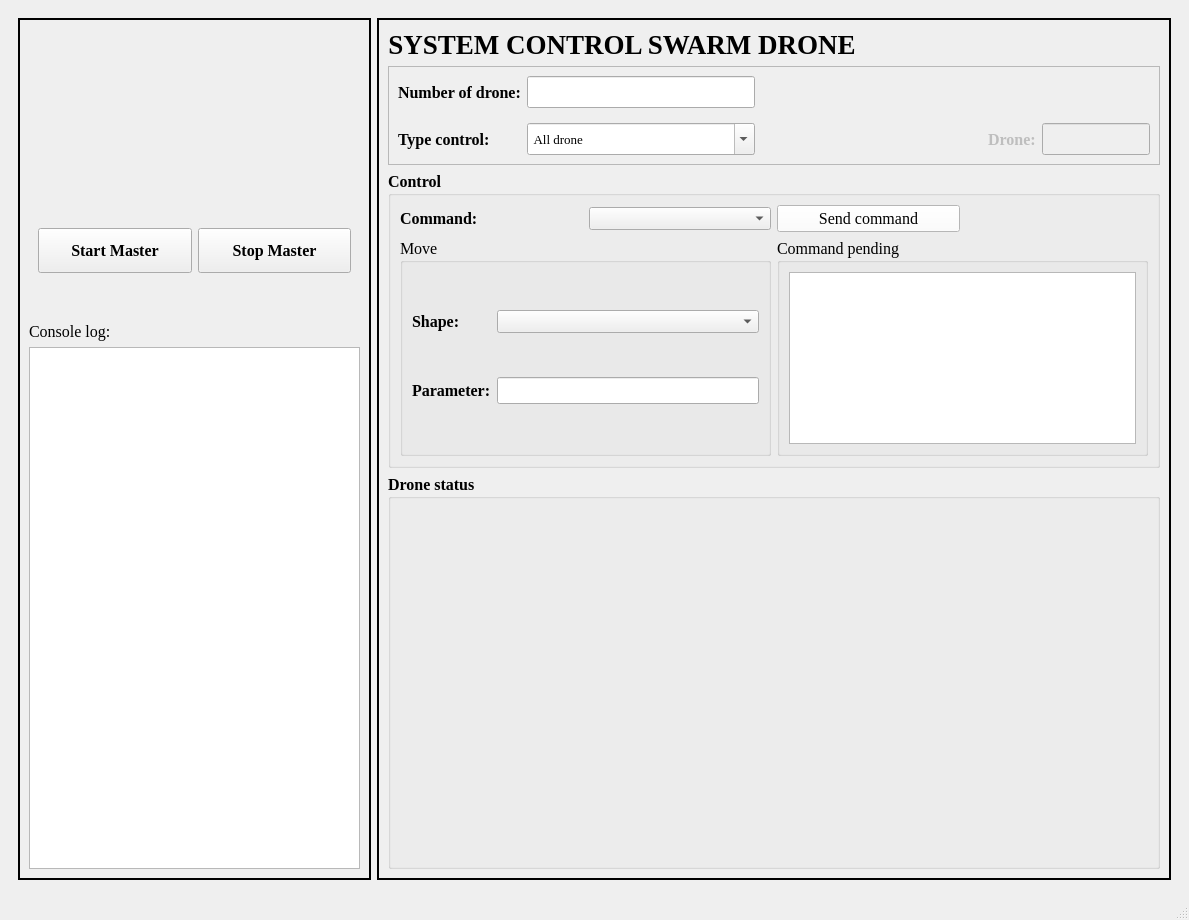
First picture: the form in MQTT/Tryout_MQTT5/systemControlDrone.ui, repository cuongcodeF4/Swarm_quadcopter-, before the edit.
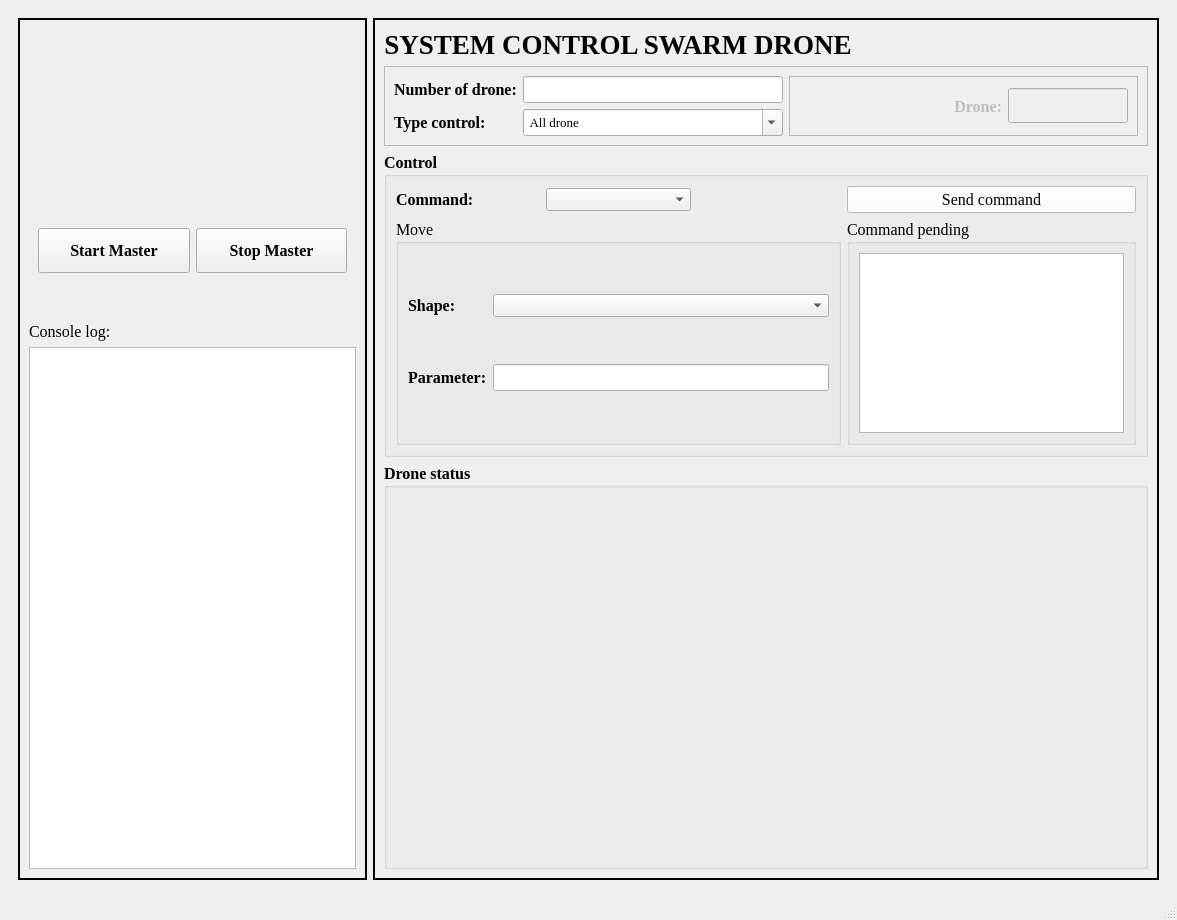
Second picture: the form after the edit. Icons and pictures are not drawn.

```diff
--- a/MQTT/Tryout_MQTT5/systemControlDrone.ui
+++ b/MQTT/Tryout_MQTT5/systemControlDrone.ui
@@ -6,7 +6,7 @@
    <rect>
     <x>0</x>
     <y>0</y>
-    <width>1189</width>
+    <width>1177</width>
     <height>920</height>
    </rect>
   </property>
@@ -380,6 +380,9 @@
               <height>0</height>
              </size>
             </property>
+            <property name="lineWrapMode">
+             <enum>QTextEdit::NoWrap</enum>
+            </property>
            </widget>
           </item>
          </layout>
@@ -402,7 +405,7 @@
          <property name="frameShadow">
           <enum>QFrame::Plain</enum>
          </property>
-         <layout class="QVBoxLayout" name="verticalLayout_2" stretch="0,1,3,4">
+         <layout class="QVBoxLayout" name="verticalLayout_2" stretch="0,0,3,4">
           <item>
            <widget class="QLabel" name="Title">
             <property name="sizePolicy">
@@ -462,10 +465,53 @@
             <property name="frameShadow">
              <enum>QFrame::Raised</enum>
             </property>
-            <layout class="QGridLayout" name="gridLayout" columnstretch="0,0,1,0,0,0">
-             <property name="verticalSpacing">
-              <number>15</number>
-             </property>
+            <layout class="QGridLayout" name="gridLayout">
+             <item row="0" column="1">
+              <widget class="QLineEdit" name="nrbOfDroneLineEdit">
+               <property name="sizePolicy">
+                <sizepolicy hsizetype="MinimumExpanding" vsizetype="MinimumExpanding">
+                 <horstretch>1</horstretch>
+                 <verstretch>1</verstretch>
+                </sizepolicy>
+               </property>
+               <property name="maximumSize">
+                <size>
+                 <width>260</width>
+                 <height>35</height>
+                </size>
+               </property>
+              </widget>
+             </item>
+             <item row="1" column="0">
+              <widget class="QLabel" name="typeControl">
+               <property name="font">
+                <font>
+                 <family>Times New Roman</family>
+                 <pointsize>12</pointsize>
+                 <weight>75</weight>
+                 <bold>true</bold>
+                </font>
+               </property>
+               <property name="text">
+                <string>Type control:</string>
+               </property>
+              </widget>
+             </item>
+             <item row="0" column="0">
+              <widget class="QLabel" name="nbrDrone">
+               <property name="font">
+                <font>
+                 <family>Times New Roman</family>
+                 <pointsize>12</pointsize>
+                 <weight>75</weight>
+                 <bold>true</bold>
+                </font>
+               </property>
+               <property name="text">
+                <string>Number of drone:</string>
+               </property>
+              </widget>
+             </item>
              <item row="1" column="1">
               <widget class="QComboBox" name="typeControlComboBox">
                <property name="sizePolicy">
@@ -494,23 +540,16 @@
                </property>
               </widget>
              </item>
-             <item row="0" column="1">
-              <widget class="QLineEdit" name="nrbOfDroneLineEdit">
-               <property name="sizePolicy">
-                <sizepolicy hsizetype="MinimumExpanding" vsizetype="MinimumExpanding">
-                 <horstretch>1</horstretch>
-                 <verstretch>1</verstretch>
-                </sizepolicy>
+             <item row="0" column="2" rowspan="2">
+              <widget class="QFrame" name="frame_4">
+               <property name="frameShape">
+                <enum>QFrame::StyledPanel</enum>
                </property>
-               <property name="maximumSize">
-                <size>
-                 <width>260</width>
-                 <height>35</height>
-                </size>
+               <property name="frameShadow">
+                <enum>QFrame::Raised</enum>
                </property>
-              </widget>
-             </item>
-             <item row="1" column="4">
+               <layout class="QHBoxLayout" name="horizontalLayout_5">
+                <item>
               <widget class="QLabel" name="Drone">
                <property name="enabled">
                 <bool>false</bool>
@@ -523,50 +562,26 @@
                  <bold>true</bold>
                 </font>
                </property>
+                  <property name="layoutDirection">
+                   <enum>Qt::RightToLeft</enum>
+                  </property>
                <property name="text">
                 <string>Drone:</string>
                </property>
-              </widget>
-             </item>
-             <item row="0" column="0">
-              <widget class="QLabel" name="nbrDrone">
-               <property name="font">
-                <font>
-                 <family>Times New Roman</family>
-                 <pointsize>12</pointsize>
-                 <weight>75</weight>
-                 <bold>true</bold>
-                </font>
-               </property>
-               <property name="text">
-                <string>Number of drone:</string>
-               </property>
-              </widget>
-             </item>
-             <item row="1" column="0">
-              <widget class="QLabel" name="typeControl">
-               <property name="font">
-                <font>
-                 <family>Times New Roman</family>
-                 <pointsize>12</pointsize>
-                 <weight>75</weight>
-                 <bold>true</bold>
-                </font>
-               </property>
-               <property name="text">
-                <string>Type control:</string>
-               </property>
-              </widget>
-             </item>
-             <item row="1" column="5">
+                  <property name="alignment">
+                   <set>Qt::AlignRight|Qt::AlignTrailing|Qt::AlignVCenter</set>
+                  </property>
+                 </widget>
+                </item>
+                <item>
               <widget class="QLineEdit" name="droneNrmControlLineEdit">
                <property name="enabled">
                 <bool>false</bool>
                </property>
                <property name="sizePolicy">
-                <sizepolicy hsizetype="Expanding" vsizetype="Expanding">
-                 <horstretch>0</horstretch>
-                 <verstretch>0</verstretch>
+                   <sizepolicy hsizetype="MinimumExpanding" vsizetype="MinimumExpanding">
+                    <horstretch>1</horstretch>
+                    <verstretch>1</verstretch>
                 </sizepolicy>
                </property>
                <property name="maximumSize">
@@ -575,6 +590,9 @@
                  <height>35</height>
                 </size>
                </property>
+                 </widget>
+                </item>
+               </layout>
               </widget>
              </item>
             </layout>
@@ -621,7 +639,85 @@
                </property>
               </widget>
              </item>
-             <item row="1" column="6" rowspan="3" colspan="2">
+             <item row="1" column="0" rowspan="3" colspan="3">
+              <widget class="QGroupBox" name="groupBoxMove">
+               <property name="sizePolicy">
+                <sizepolicy hsizetype="MinimumExpanding" vsizetype="MinimumExpanding">
+                 <horstretch>1</horstretch>
+                 <verstretch>1</verstretch>
+                </sizepolicy>
+               </property>
+               <property name="minimumSize">
+                <size>
+                 <width>180</width>
+                 <height>60</height>
+                </size>
+               </property>
+               <property name="font">
+                <font>
+                 <family>Times New Roman</family>
+                 <pointsize>12</pointsize>
+                 <weight>50</weight>
+                 <bold>false</bold>
+                </font>
+               </property>
+               <property name="title">
+                <string>Move</string>
+               </property>
+               <layout class="QGridLayout" name="gridLayout_3">
+                <item row="1" column="0">
+                 <widget class="QLabel" name="para">
+                  <property name="enabled">
+                   <bool>true</bool>
+                  </property>
+                  <property name="font">
+                   <font>
+                    <family>Times New Roman</family>
+                    <pointsize>12</pointsize>
+                    <weight>75</weight>
+                    <bold>true</bold>
+                   </font>
+                  </property>
+                  <property name="text">
+                   <string>Parameter:</string>
+                  </property>
+                 </widget>
+                </item>
+                <item row="1" column="1">
+                 <widget class="QLineEdit" name="paraLineEdit">
+                  <property name="enabled">
+                   <bool>true</bool>
+                  </property>
+                 </widget>
+                </item>
+                <item row="0" column="0">
+                 <widget class="QLabel" name="shape">
+                  <property name="font">
+                   <font>
+                    <family>Times New Roman</family>
+                    <pointsize>12</pointsize>
+                    <weight>75</weight>
+                    <bold>true</bold>
+                   </font>
+                  </property>
+                  <property name="text">
+                   <string>Shape:</string>
+                  </property>
+                 </widget>
+                </item>
+                <item row="0" column="1">
+                 <widget class="QComboBox" name="shapeComboBox">
+                  <property name="font">
+                   <font>
+                    <pointsize>10</pointsize>
+                   </font>
+                  </property>
+                 </widget>
+                </item>
+               </layout>
+              </widget>
+             </item>
+             <item row="1" column="7" rowspan="3" colspan="2">
               <widget class="QGroupBox" name="groupBoxCommandPending">
                <property name="sizePolicy">
                 <sizepolicy hsizetype="MinimumExpanding" vsizetype="Expanding">
@@ -666,7 +762,18 @@
                </layout>
               </widget>
              </item>
-             <item row="0" column="6">
+             <item row="0" column="1">
+              <widget class="QComboBox" name="commandComboBox">
+               <property name="font">
+                <font>
+                 <pointsize>10</pointsize>
+                 <weight>50</weight>
+                 <bold>false</bold>
+                </font>
+               </property>
+              </widget>
+             </item>
+             <item row="0" column="7" colspan="2">
               <widget class="QPushButton" name="bntSendCommand">
                <property name="sizePolicy">
                 <sizepolicy hsizetype="MinimumExpanding" vsizetype="Fixed">
@@ -1114,95 +1221,6 @@
                </property>
               </widget>
              </item>
-             <item row="0" column="1">
-              <widget class="QComboBox" name="commandComboBox">
-               <property name="font">
-                <font>
-                 <pointsize>10</pointsize>
-                 <weight>50</weight>
-                 <bold>false</bold>
-                </font>
-               </property>
-              </widget>
-             </item>
-             <item row="1" column="0" rowspan="3" colspan="2">
-              <widget class="QGroupBox" name="groupBoxMove">
-               <property name="sizePolicy">
-                <sizepolicy hsizetype="MinimumExpanding" vsizetype="MinimumExpanding">
-                 <horstretch>1</horstretch>
-                 <verstretch>1</verstretch>
-                </sizepolicy>
-               </property>
-               <property name="minimumSize">
-                <size>
-                 <width>180</width>
-                 <height>60</height>
-                </size>
-               </property>
-               <property name="font">
-                <font>
-                 <family>Times New Roman</family>
-                 <pointsize>12</pointsize>
-                 <weight>50</weight>
-                 <bold>false</bold>
-                </font>
-               </property>
-               <property name="title">
-                <string>Move</string>
-               </property>
-               <layout class="QGridLayout" name="gridLayout_3">
-                <item row="1" column="0">
-                 <widget class="QLabel" name="para">
-                  <property name="enabled">
-                   <bool>true</bool>
-                  </property>
-                  <property name="font">
-                   <font>
-                    <family>Times New Roman</family>
-                    <pointsize>12</pointsize>
-                    <weight>75</weight>
-                    <bold>true</bold>
-                   </font>
-                  </property>
-                  <property name="text">
-                   <string>Parameter:</string>
-                  </property>
-                 </widget>
-                </item>
-                <item row="1" column="1">
-                 <widget class="QLineEdit" name="paraLineEdit">
-                  <property name="enabled">
-                   <bool>true</bool>
-                  </property>
-                 </widget>
-                </item>
-                <item row="0" column="0">
-                 <widget class="QLabel" name="shape">
-                  <property name="font">
-                   <font>
-                    <family>Times New Roman</family>
-                    <pointsize>12</pointsize>
-                    <weight>75</weight>
-                    <bold>true</bold>
-                   </font>
-                  </property>
-                  <property name="text">
-                   <string>Shape:</string>
-                  </property>
-                 </widget>
-                </item>
-                <item row="0" column="1">
-                 <widget class="QComboBox" name="shapeComboBox">
-                  <property name="font">
-                   <font>
-                    <pointsize>10</pointsize>
-                   </font>
-                  </property>
-                 </widget>
-                </item>
-               </layout>
-              </widget>
-             </item>
             </layout>
            </widget>
           </item>
```
Left out of the diff: 4 changed lines with no effect on the pictures. Lines whose indentation alone changed are shown as unchanged.
